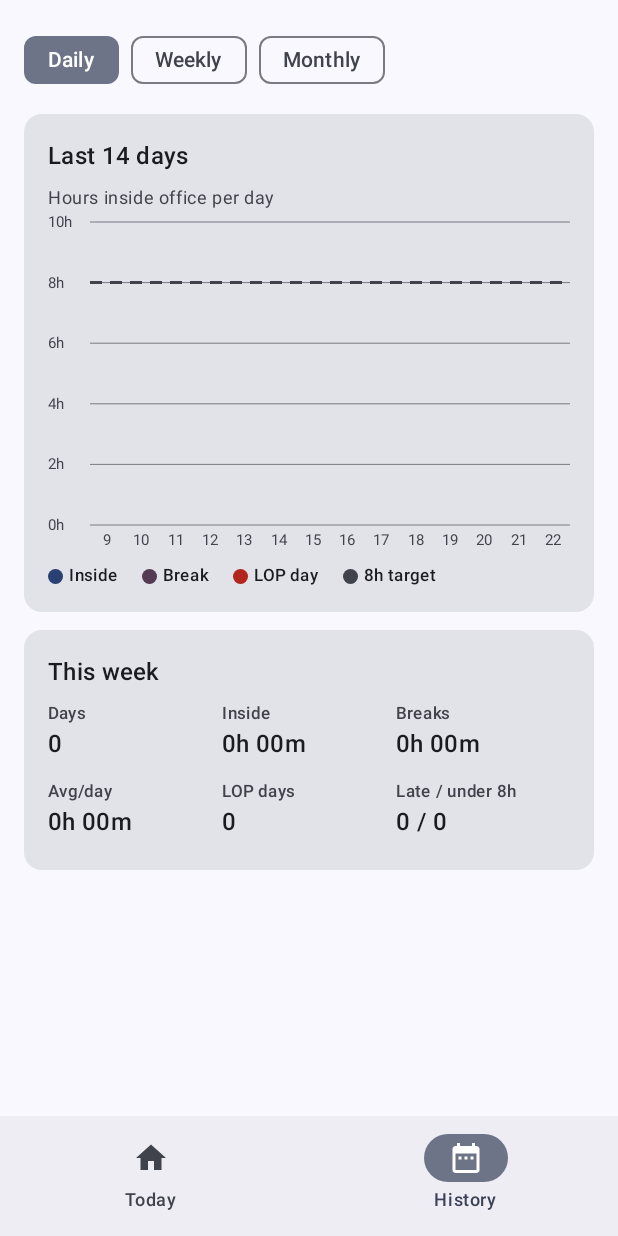
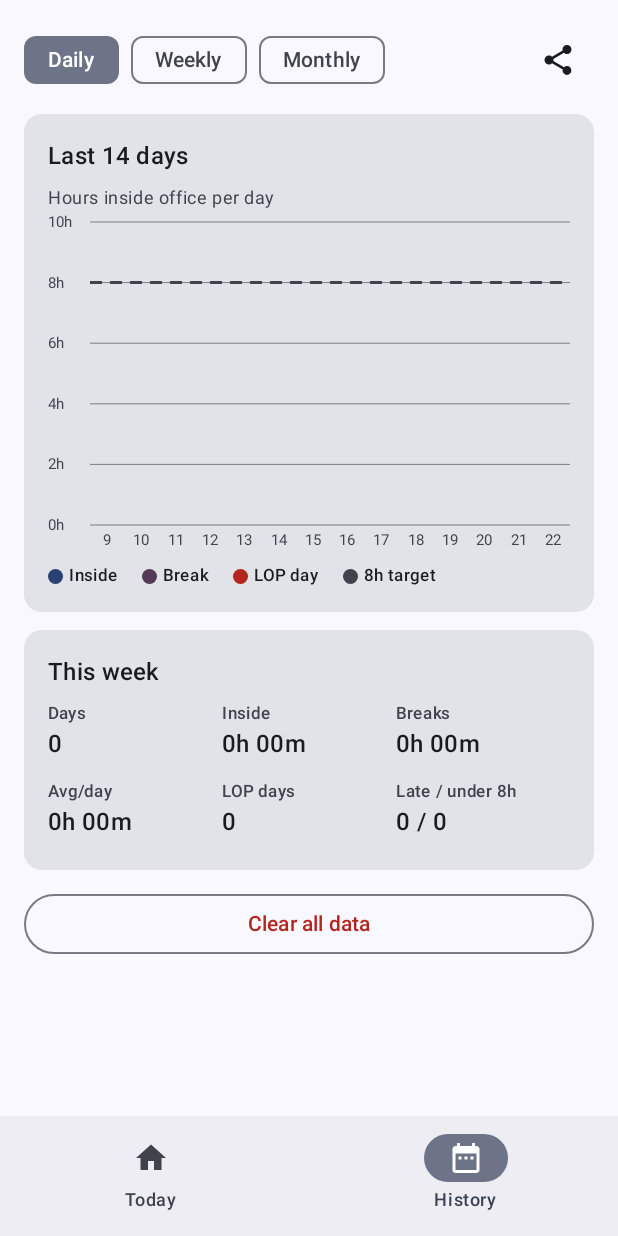
Before and after one commit to gkgsiva/tracker, an Android app built with Jetpack Compose: the screen it shows after launch (MainActivity), item 2 of the bottom bar chosen, on a phone screen of 412 x 824 dp. Run offline under Robolectric (Android 15) with nearby library versions, the phone set to English and light mode, and no system bars; our stand-ins replace Room's generated code.

Commit message:
Add WFH days, clear all data and shareable reports
A day can be marked work-from-home: only the first login and last logout
count, no breaks, same LOP rules (new days table, DB v3 migration).
History gets a confirmed Clear all data button. A share icon on Today
and History sends a plain-text report for the day, week or month.

Co-Authored-By: Claude Opus 5.5 (1M context) <noreply@anthropic.com>
Claude-Session: https://claude.ai/code/session_01Lp136no5xCLgL2Nuw7NZEz

```diff
--- a/app/src/main/java/com/gkgsiva/tracker/data/AppDatabase.kt
+++ b/app/src/main/java/com/gkgsiva/tracker/data/AppDatabase.kt
@@ -7,7 +7,7 @@ import androidx.room.RoomDatabase
 import androidx.room.migration.Migration
 import androidx.sqlite.db.SupportSQLiteDatabase
 
-@Database(entities = [PunchEntity::class], version = 2)
+@Database(entities = [PunchEntity::class, DayEntity::class], version = 3)
 abstract class AppDatabase : RoomDatabase() {
     abstract fun punchDao(): PunchDao
 
@@ -18,11 +18,19 @@ abstract class AppDatabase : RoomDatabase() {
             }
         }
 
+        private val MIGRATION_2_3 = object : Migration(2, 3) {
+            override fun migrate(db: SupportSQLiteDatabase) {
+                db.execSQL(
+                    "CREATE TABLE IF NOT EXISTS days (epochDay INTEGER NOT NULL, isWfh INTEGER NOT NULL, PRIMARY KEY(epochDay))"
+                )
+            }
+        }
+
         @Volatile private var instance: AppDatabase? = null
 
         fun get(context: Context): AppDatabase = instance ?: synchronized(this) {
             instance ?: Room.databaseBuilder(context.applicationContext, AppDatabase::class.java, "tracker.db")
-                .addMigrations(MIGRATION_1_2)
+                .addMigrations(MIGRATION_1_2, MIGRATION_2_3)
                 .build()
                 .also { instance = it }
         }
--- a/app/src/main/java/com/gkgsiva/tracker/data/PunchDao.kt
+++ b/app/src/main/java/com/gkgsiva/tracker/data/PunchDao.kt
@@ -3,6 +3,7 @@ package com.gkgsiva.tracker.data
 import androidx.room.Dao
 import androidx.room.Delete
 import androidx.room.Insert
+import androidx.room.OnConflictStrategy
 import androidx.room.Query
 import androidx.room.Update
 import kotlinx.coroutines.flow.Flow
@@ -20,4 +21,16 @@ interface PunchDao {
 
     @Delete
     suspend fun delete(punch: PunchEntity)
+
+    @Query("SELECT epochDay FROM days WHERE isWfh = 1")
+    fun observeWfhDays(): Flow<List<Long>>
+
+    @Insert(onConflict = OnConflictStrategy.REPLACE)
+    suspend fun upsertDay(day: DayEntity)
+
+    @Query("DELETE FROM punches")
+    suspend fun deleteAllPunches()
+
+    @Query("DELETE FROM days")
+    suspend fun deleteAllDays()
 }
--- a/app/src/main/java/com/gkgsiva/tracker/domain/DayCalculator.kt
+++ b/app/src/main/java/com/gkgsiva/tracker/domain/DayCalculator.kt
@@ -31,6 +31,8 @@ data class DaySummary(
     /** Latest time to come back from the current break without exceeding the allowance. */
     val returnBy: LocalTime?,
     val rules: Rules,
+    /** Work-from-home day: only first login and last logout count, no breaks. */
+    val wfh: Boolean = false,
 ) {
     val worked: Boolean get() = firstIn != null
     val targetMet: Boolean get() = inside >= rules.requiredInside
@@ -62,8 +64,16 @@ object DayCalculator {
      * A day starts with the first check-in. Each check-out followed by a check-in is a break.
      * On today, a trailing break check-out is an ongoing break and a logout ends the day. On past
      * days any trailing check-out counts as leaving.
+     *
+     * On a [wfh] day only the first login and the last check-out are used, so there are no breaks.
      */
-    fun summarize(date: LocalDate, punches: List<Punch>, now: LocalTime?, rules: Rules = Rules()): DaySummary {
+    fun summarize(
+        date: LocalDate,
+        punches: List<Punch>,
+        now: LocalTime?,
+        rules: Rules = Rules(),
+        wfh: Boolean = false,
+    ): DaySummary {
         var inside = Duration.ZERO
         var breaks = Duration.ZERO
         var breakCount = 0
@@ -73,7 +83,7 @@ object DayCalculator {
         var outSince: LocalTime? = null
         var loggedOut = false
 
-        for (p in punches.sortedBy { it.time }) {
+        for (p in if (wfh) wfhPunches(punches) else punches.sortedBy { it.time }) {
             if (p.isIn) {
                 if (inSince != null) continue
                 if (firstIn == null) {
@@ -130,6 +140,16 @@ object DayCalculator {
             expectedLeave = expectedLeave,
             returnBy = returnBy,
             rules = rules,
+            wfh = wfh,
         )
     }
+
+    private fun wfhPunches(punches: List<Punch>): List<Punch> {
+        val sorted = punches.sortedBy { it.time }
+        val login = sorted.firstOrNull { it.isIn } ?: return emptyList()
+        val logout = sorted.lastOrNull { !it.isIn && it.time >= login.time }
+            // Logging in again after logging out means the day is still running.
+            ?.takeIf { out -> sorted.none { it.isIn && it.time > out.time } }
+        return listOfNotNull(login, logout?.copy(isLogout = true))
+    }
 }
--- a/app/src/main/java/com/gkgsiva/tracker/domain/Periods.kt
+++ b/app/src/main/java/com/gkgsiva/tracker/domain/Periods.kt
@@ -16,6 +16,7 @@ data class PeriodSummary(
     val lateDays: Int,
     val shortDays: Int,
     val lopDays: Int,
+    val wfhDays: Int,
 ) {
     val avgInside: Duration get() = if (daysWorked == 0) Duration.ZERO else totalInside.dividedBy(daysWorked.toLong())
     val avgBreaks: Duration get() = if (daysWorked == 0) Duration.ZERO else totalBreaks.dividedBy(daysWorked.toLong())
@@ -54,6 +55,7 @@ object Periods {
             lateDays = inRange.count { it.lateArrival },
             shortDays = inRange.count { it.finished && !it.targetMet },
             lopDays = inRange.count { it.lop },
+            wfhDays = inRange.count { it.wfh },
         )
     }
 }
--- a/app/src/main/java/com/gkgsiva/tracker/ui/HistoryScreen.kt
+++ b/app/src/main/java/com/gkgsiva/tracker/ui/HistoryScreen.kt
@@ -5,25 +5,37 @@ import androidx.compose.foundation.layout.Arrangement
 import androidx.compose.foundation.layout.Box
 import androidx.compose.foundation.layout.Column
 import androidx.compose.foundation.layout.Row
+import androidx.compose.foundation.layout.Spacer
 import androidx.compose.foundation.layout.fillMaxWidth
 import androidx.compose.foundation.layout.padding
 import androidx.compose.foundation.layout.size
 import androidx.compose.foundation.rememberScrollState
 import androidx.compose.foundation.shape.CircleShape
 import androidx.compose.foundation.verticalScroll
+import androidx.compose.material.icons.Icons
+import androidx.compose.material.icons.filled.Share
+import androidx.compose.material3.AlertDialog
+import androidx.compose.material3.ButtonDefaults
 import androidx.compose.material3.Card
+import androidx.compose.material3.Icon
+import androidx.compose.material3.IconButton
 import androidx.compose.material3.FilterChip
 import androidx.compose.material3.HorizontalDivider
 import androidx.compose.material3.MaterialTheme
+import androidx.compose.material3.OutlinedButton
 import androidx.compose.material3.Text
+import androidx.compose.material3.TextButton
 import androidx.compose.runtime.Composable
 import androidx.compose.runtime.getValue
 import androidx.compose.runtime.mutableIntStateOf
+import androidx.compose.runtime.mutableStateOf
+import androidx.compose.runtime.remember
 import androidx.compose.runtime.saveable.rememberSaveable
 import androidx.compose.runtime.setValue
 import androidx.compose.ui.Alignment
 import androidx.compose.ui.Modifier
 import androidx.compose.ui.graphics.Color
+import androidx.compose.ui.platform.LocalContext
 import androidx.compose.ui.text.font.FontWeight
 import androidx.compose.ui.unit.dp
 import com.gkgsiva.tracker.data.PunchEntity
@@ -46,10 +58,17 @@ private const val WEEKS_SHOWN = 8
 private const val MONTHS_SHOWN = 6
 
 @Composable
-fun HistoryScreen(punchesByDay: Map<LocalDate, List<PunchEntity>>) {
+fun HistoryScreen(
+    punchesByDay: Map<LocalDate, List<PunchEntity>>,
+    wfhDays: Set<LocalDate>,
+    onClearAll: () -> Unit,
+) {
     val now by rememberNow()
     val today = now.toLocalDate()
-    val summaries = summarizeAll(punchesByDay, now)
+    val summaries = summarizeAll(punchesByDay, wfhDays, now)
+    var confirmClear by remember { mutableStateOf(false) }
+    var sharing by remember { mutableStateOf(false) }
+    val context = LocalContext.current
     var range by rememberSaveable { mutableIntStateOf(0) }
     val selected = Range.entries[range]
 
@@ -57,9 +76,13 @@ fun HistoryScreen(punchesByDay: Map<LocalDate, List<PunchEntity>>) {
         Modifier.verticalScroll(rememberScrollState()).padding(16.dp),
         verticalArrangement = Arrangement.spacedBy(12.dp),
     ) {
-        Row(horizontalArrangement = Arrangement.spacedBy(8.dp)) {
+        Row(horizontalArrangement = Arrangement.spacedBy(8.dp), verticalAlignment = Alignment.CenterVertically) {
             Range.entries.forEach { r ->
                 FilterChip(selected = r == selected, onClick = { range = r.ordinal }, label = { Text(r.label) })
+            }
+            Spacer(Modifier.weight(1f))
+            IconButton(onClick = { sharing = true }) {
+                Icon(Icons.Filled.Share, contentDescription = "Share report")
             }
         }
 
@@ -76,6 +99,49 @@ fun HistoryScreen(punchesByDay: Map<LocalDate, List<PunchEntity>>) {
                 rowLabel = { it.start.format(monthRowFormat) },
             )
         }
+
+        OutlinedButton(
+            onClick = { confirmClear = true },
+            modifier = Modifier.fillMaxWidth(),
+            colors = ButtonDefaults.outlinedButtonColors(contentColor = MaterialTheme.colorScheme.error),
+        ) { Text("Clear all data") }
+    }
+
+    if (sharing) {
+        fun share(subject: String, text: String) {
+            shareText(context, subject, text)
+            sharing = false
+        }
+        AlertDialog(
+            onDismissRequest = { sharing = false },
+            title = { Text("Share report") },
+            text = {
+                Column {
+                    TextButton(onClick = {
+                        share("Office report today", Reports.day(summaries[today] ?: summarizeDay(today, emptyList(), now, today in wfhDays)))
+                    }) { Text("Today") }
+                    TextButton(onClick = { share("Office report this week", Reports.week(summaries, today)) }) { Text("This week") }
+                    TextButton(onClick = { share("Office report this month", Reports.month(summaries, today)) }) { Text("This month") }
+                }
+            },
+            confirmButton = {},
+            dismissButton = { TextButton(onClick = { sharing = false }) { Text("Cancel") } },
+        )
+    }
+
+    if (confirmClear) {
+        AlertDialog(
+            onDismissRequest = { confirmClear = false },
+            title = { Text("Delete all data?") },
+            text = { Text("This permanently deletes every login, break, logout and WFH day. It can't be undone.") },
+            confirmButton = {
+                TextButton(
+                    onClick = { onClearAll(); confirmClear = false },
+                    colors = ButtonDefaults.textButtonColors(contentColor = MaterialTheme.colorScheme.error),
+                ) { Text("Delete everything") }
+            },
+            dismissButton = { TextButton(onClick = { confirmClear = false }) { Text("Cancel") } },
+        )
     }
 }
 
@@ -127,7 +193,7 @@ private fun PeriodView(
                     Text(rowLabel(p), fontWeight = FontWeight.Medium)
                     Text(
                         if (p.daysWorked == 0) "No days logged"
-                        else "${p.daysWorked} days · ${p.lopDays} LOP · ${p.totalInside.formatHm()} inside · avg ${p.avgInside.formatHm()} · avg break ${p.avgBreaks.formatHm()}",
+                        else "${p.daysWorked} days · ${p.wfhDays} WFH · ${p.lopDays} LOP · ${p.totalInside.formatHm()} inside · avg ${p.avgInside.formatHm()} · avg break ${p.avgBreaks.formatHm()}",
                         style = MaterialTheme.typography.bodySmall,
                         color = MaterialTheme.colorScheme.onSurfaceVariant,
                     )
@@ -198,7 +264,11 @@ private fun DayRow(s: DaySummary) {
     val flags = s.lopReasons.map { it.shortLabel() }
     Column(Modifier.padding(horizontal = 16.dp, vertical = 10.dp)) {
         Row {
-            Text(s.date.format(dayRowFormat), Modifier.weight(1f), fontWeight = FontWeight.Medium)
+            Text(
+                s.date.format(dayRowFormat) + if (s.wfh) "  · WFH" else "",
+                Modifier.weight(1f),
+                fontWeight = FontWeight.Medium,
+            )
             if (s.lop) {
                 Text("LOP  ", color = MaterialTheme.colorScheme.error, fontWeight = FontWeight.Bold)
             }
@@ -211,7 +281,7 @@ private fun DayRow(s: DaySummary) {
         Text(
             buildString {
                 append("${s.firstIn?.formatClock()} – ${s.lastOut?.formatClock() ?: "…"}")
-                append(" · break ${s.breaks.formatHm()}")
+                if (!s.wfh) append(" · break ${s.breaks.formatHm()}")
                 if (flags.isNotEmpty()) append(" · ${flags.joinToString()}")
             },
             style = MaterialTheme.typography.bodySmall,
--- a/app/src/main/java/com/gkgsiva/tracker/ui/MainActivity.kt
+++ b/app/src/main/java/com/gkgsiva/tracker/ui/MainActivity.kt
@@ -32,6 +32,7 @@ class MainActivity : ComponentActivity() {
             TrackerTheme {
                 val vm: TrackerViewModel = viewModel()
                 val punchesByDay by vm.punchesByDay.collectAsStateWithLifecycle()
+                val wfhDays by vm.wfhDays.collectAsStateWithLifecycle()
                 var tab by rememberSaveable { mutableIntStateOf(0) }
 
                 Scaffold(
@@ -54,8 +55,8 @@ class MainActivity : ComponentActivity() {
                 ) { padding ->
                     Box(Modifier.fillMaxSize().padding(padding)) {
                         when (tab) {
-                            0 -> TodayScreen(punchesByDay, vm)
-                            else -> HistoryScreen(punchesByDay)
+                            0 -> TodayScreen(punchesByDay, wfhDays, vm)
+                            else -> HistoryScreen(punchesByDay, wfhDays, onClearAll = vm::clearAll)
                         }
                     }
                 }
--- a/app/src/main/java/com/gkgsiva/tracker/ui/Summaries.kt
+++ b/app/src/main/java/com/gkgsiva/tracker/ui/Summaries.kt
@@ -6,12 +6,17 @@ import com.gkgsiva.tracker.domain.DaySummary
 import java.time.LocalDate
 import java.time.LocalDateTime
 
-fun summarizeDay(date: LocalDate, punches: List<PunchEntity>, now: LocalDateTime): DaySummary =
+fun summarizeDay(date: LocalDate, punches: List<PunchEntity>, now: LocalDateTime, wfh: Boolean): DaySummary =
     DayCalculator.summarize(
         date = date,
         punches = punches.map { it.toPunch() },
         now = if (date == now.toLocalDate()) now.toLocalTime() else null,
+        wfh = wfh,
     )
 
-fun summarizeAll(punchesByDay: Map<LocalDate, List<PunchEntity>>, now: LocalDateTime): Map<LocalDate, DaySummary> =
-    punchesByDay.mapValues { (date, punches) -> summarizeDay(date, punches, now) }
+fun summarizeAll(
+    punchesByDay: Map<LocalDate, List<PunchEntity>>,
+    wfhDays: Set<LocalDate>,
+    now: LocalDateTime,
+): Map<LocalDate, DaySummary> =
+    punchesByDay.mapValues { (date, punches) -> summarizeDay(date, punches, now, date in wfhDays) }
--- a/app/src/main/java/com/gkgsiva/tracker/ui/TodayScreen.kt
+++ b/app/src/main/java/com/gkgsiva/tracker/ui/TodayScreen.kt
@@ -18,6 +18,7 @@ import androidx.compose.material.icons.automirrored.filled.KeyboardArrowRight
 import androidx.compose.material.icons.filled.Add
 import androidx.compose.material.icons.filled.Delete
 import androidx.compose.material.icons.filled.Edit
+import androidx.compose.material.icons.filled.Share
 import androidx.compose.material3.AlertDialog
 import androidx.compose.material3.Button
 import androidx.compose.material3.ButtonDefaults
@@ -30,6 +31,7 @@ import androidx.compose.material3.Icon
 import androidx.compose.material3.IconButton
 import androidx.compose.material3.MaterialTheme
 import androidx.compose.material3.OutlinedButton
+import androidx.compose.material3.Switch
 import androidx.compose.material3.Text
 import androidx.compose.material3.TextButton
 import androidx.compose.material3.TimePicker
@@ -43,6 +45,7 @@ import androidx.compose.runtime.setValue
 import androidx.compose.ui.Alignment
 import androidx.compose.ui.Modifier
 import androidx.compose.ui.graphics.Color
+import androidx.compose.ui.platform.LocalContext
 import androidx.compose.ui.text.font.FontFamily
 import androidx.compose.ui.text.font.FontWeight
 import androidx.compose.ui.unit.dp
@@ -76,14 +79,16 @@ private fun PunchEntity.label(isFirst: Boolean): String = when (kind) {
 }
 
 @Composable
-fun TodayScreen(punchesByDay: Map<LocalDate, List<PunchEntity>>, vm: TrackerViewModel) {
+fun TodayScreen(punchesByDay: Map<LocalDate, List<PunchEntity>>, wfhDays: Set<LocalDate>, vm: TrackerViewModel) {
     val now by rememberNow()
     val today = now.toLocalDate()
     var selectedEpochDay by rememberSaveable { mutableStateOf(today.toEpochDay()) }
     val date = LocalDate.ofEpochDay(selectedEpochDay)
     val isToday = date == today
     val punches = punchesByDay[date].orEmpty().sortedBy { it.secondOfDay }
-    val summary = summarizeDay(date, punches, now)
+    val context = LocalContext.current
+    val wfh = date in wfhDays
+    val summary = summarizeDay(date, punches, now, wfh)
 
     var editing by remember { mutableStateOf<PunchEntity?>(null) }
     var adding by remember { mutableStateOf(false) }
@@ -112,6 +117,9 @@ fun TodayScreen(punchesByDay: Map<LocalDate, List<PunchEntity>>, vm: TrackerView
             if (!isToday) {
                 TextButton(onClick = { selectedEpochDay = today.toEpochDay() }) { Text("Today") }
             }
+            IconButton(onClick = { shareText(context, "Office report ${date.format(dateFormat)}", Reports.day(summary)) }) {
+                Icon(Icons.Filled.Share, contentDescription = "Share report")
+            }
             IconButton(onClick = { selectedEpochDay++ }, enabled = !isToday) {
                 Icon(Icons.AutoMirrored.Filled.KeyboardArrowRight, contentDescription = "Next day")
             }
@@ -119,9 +127,24 @@ fun TodayScreen(punchesByDay: Map<LocalDate, List<PunchEntity>>, vm: TrackerView
 
         StatusCard(summary, live = isToday)
 
+        Card(Modifier.fillMaxWidth()) {
+            Row(Modifier.padding(horizontal = 16.dp, vertical = 8.dp), verticalAlignment = Alignment.CenterVertically) {
+                Column(Modifier.weight(1f)) {
+                    Text("Work from home", style = MaterialTheme.typography.titleSmall)
+                    Text(
+                        "Only first login and last logout count",
+                        style = MaterialTheme.typography.bodySmall,
+                        color = MaterialTheme.colorScheme.onSurfaceVariant,
+                    )
+                }
+                Switch(checked = wfh, onCheckedChange = { vm.setWfh(date, it) })
+            }
+        }
+
         if (isToday) {
             ActionButtons(
                 status = summary.status,
+                wfh = wfh,
                 onLogin = { vm.punchNow(isIn = true) },
                 onBreakStart = { vm.punchNow(isIn = false) },
                 onBreakEnd = { vm.punchNow(isIn = true) },
@@ -133,13 +156,15 @@ fun TodayScreen(punchesByDay: Map<LocalDate, List<PunchEntity>>, vm: TrackerView
         LopCard(summary)
 
         Row(horizontalArrangement = Arrangement.spacedBy(8.dp)) {
-            StatTile("Inside", summary.inside.formatHm(), Modifier.weight(1f))
+            StatTile(if (wfh) "Worked" else "Inside", summary.inside.formatHm(), Modifier.weight(1f))
+            if (!wfh) {
                 StatTile(
                     "Break",
                     summary.breaks.formatHm(),
                     Modifier.weight(1f),
                     sub = if (summary.breakExceeded) "${summary.breakLeft.negated().formatHm()} over 1h" else "${summary.breakLeft.formatHm()} of 1h left",
                 )
+            }
             StatTile("To go", summary.remaining.formatHm(), Modifier.weight(1f), sub = "of 8h")
         }
 
@@ -177,9 +202,10 @@ fun TodayScreen(punchesByDay: Map<LocalDate, List<PunchEntity>>, vm: TrackerView
             initialTime = if (isToday) now.toLocalTime() else LocalTime.of(9, 0),
             initialKind = when {
                 last == null || !last.isIn -> EntryKind.IN
-                isToday -> EntryKind.BREAK
+                isToday && !wfh -> EntryKind.BREAK
                 else -> EntryKind.LOGOUT
             },
+            wfh = wfh,
             onDismiss = { adding = false },
             onConfirm = { time, kind -> vm.add(date, time, kind.isIn, kind.isLogout); adding = false },
         )
@@ -198,6 +224,7 @@ fun TodayScreen(punchesByDay: Map<LocalDate, List<PunchEntity>>, vm: TrackerView
             title = "Edit entry",
             initialTime = p.time,
             initialKind = p.kind,
+            wfh = wfh,
             onDismiss = { editing = null },
             onConfirm = { time, kind -> vm.update(p, time, kind.isIn, kind.isLogout); editing = null },
         )
@@ -227,6 +254,7 @@ fun TodayScreen(punchesByDay: Map<LocalDate, List<PunchEntity>>, vm: TrackerView
 @Composable
 private fun ActionButtons(
     status: DayStatus,
+    wfh: Boolean,
     onLogin: () -> Unit,
     onBreakStart: () -> Unit,
     onBreakEnd: () -> Unit,
@@ -242,7 +270,11 @@ private fun ActionButtons(
         DayStatus.NOT_STARTED -> Button(onClick = onLogin, modifier = big.fillMaxWidth()) {
             Text("Log in", style = MaterialTheme.typography.titleLarge)
         }
-        DayStatus.INSIDE -> Row(horizontalArrangement = Arrangement.spacedBy(12.dp)) {
+        DayStatus.INSIDE -> if (wfh) {
+            OutlinedButton(onClick = onLogout, modifier = big.fillMaxWidth()) {
+                Text("Log out", style = MaterialTheme.typography.titleLarge)
+            }
+        } else Row(horizontalArrangement = Arrangement.spacedBy(12.dp)) {
             Button(onClick = onBreakStart, modifier = big.weight(1f), colors = tertiary) {
                 Text("Start break", style = MaterialTheme.typography.titleMedium)
             }
@@ -266,7 +298,7 @@ private fun ActionButtons(
 private fun StatusCard(s: DaySummary, live: Boolean) {
     val (label, target) = when (s.status) {
         DayStatus.NOT_STARTED -> (if (live) "Not logged in yet" else "No entries") to MaterialTheme.colorScheme.onSurfaceVariant
-        DayStatus.INSIDE -> "Inside office" to MaterialTheme.colorScheme.primary
+        DayStatus.INSIDE -> (if (s.wfh) "Working from home" else "Inside office") to MaterialTheme.colorScheme.primary
         DayStatus.ON_BREAK -> "On break" to MaterialTheme.colorScheme.tertiary
         DayStatus.DONE -> (if (s.lop) "Logged out · LOP" else "Day complete") to
             (if (s.lop) MaterialTheme.colorScheme.error else MaterialTheme.colorScheme.primary)
@@ -294,7 +326,7 @@ private fun StatusCard(s: DaySummary, live: Boolean) {
                             fontWeight = FontWeight.SemiBold,
                         ),
                     )
-                    Text("inside of 8h", color = MaterialTheme.colorScheme.onSurfaceVariant)
+                    Text(if (s.wfh) "worked of 8h" else "inside of 8h", color = MaterialTheme.colorScheme.onSurfaceVariant)
                     Text(
                         "${(progress * 100).toInt().coerceAtMost(999)}%",
                         style = MaterialTheme.typography.labelLarge,
@@ -354,7 +386,7 @@ private fun DetailsCard(s: DaySummary) {
                 s.firstIn!!.formatClock() + if (s.lateArrival) "  (after ${s.rules.arriveBy.formatClock()})" else "",
                 warn = s.lateArrival,
             )
-            DetailLine("Breaks taken", "${s.breakCount}")
+            if (!s.wfh) DetailLine("Breaks taken", "${s.breakCount}")
             s.returnBy?.let { DetailLine("Back by (to stay within 1h)", it.formatClock()) }
             s.expectedLeave?.let { DetailLine("You can leave at", it.formatClock()) }
             if (s.status == DayStatus.DONE && s.lastOut != null) {
@@ -407,6 +439,7 @@ private fun PunchDialog(
     title: String,
     initialTime: LocalTime,
     initialKind: EntryKind,
+    wfh: Boolean,
     onDismiss: () -> Unit,
     onConfirm: (LocalTime, EntryKind) -> Unit,
 ) {
@@ -418,7 +451,7 @@ private fun PunchDialog(
         text = {
             Column(horizontalAlignment = Alignment.CenterHorizontally) {
                 Row(horizontalArrangement = Arrangement.spacedBy(6.dp)) {
-                    EntryKind.entries.forEach { k ->
+                    EntryKind.entries.filter { !wfh || it != EntryKind.BREAK }.forEach { k ->
                         FilterChip(
                             selected = kind == k,
                             onClick = { kind = k },
--- a/app/src/main/java/com/gkgsiva/tracker/ui/TrackerViewModel.kt
+++ b/app/src/main/java/com/gkgsiva/tracker/ui/TrackerViewModel.kt
@@ -3,7 +3,9 @@ package com.gkgsiva.tracker.ui
 import android.app.Application
 import androidx.lifecycle.AndroidViewModel
 import androidx.lifecycle.viewModelScope
+import androidx.room.withTransaction
 import com.gkgsiva.tracker.data.AppDatabase
+import com.gkgsiva.tracker.data.DayEntity
 import com.gkgsiva.tracker.data.PunchEntity
 import kotlinx.coroutines.flow.SharingStarted
 import kotlinx.coroutines.flow.StateFlow
@@ -15,12 +17,29 @@ import java.time.LocalDateTime
 import java.time.LocalTime
 
 class TrackerViewModel(app: Application) : AndroidViewModel(app) {
-    private val dao = AppDatabase.get(app).punchDao()
+    private val db = AppDatabase.get(app)
+    private val dao = db.punchDao()
 
     /** All punches grouped by day. A personal tracker stays small enough to keep in memory. */
     val punchesByDay: StateFlow<Map<LocalDate, List<PunchEntity>>> = dao.observeAll()
         .map { all -> all.groupBy { it.date } }
         .stateIn(viewModelScope, SharingStarted.WhileSubscribed(5_000), emptyMap())
+
+    val wfhDays: StateFlow<Set<LocalDate>> = dao.observeWfhDays()
+        .map { days -> days.map(LocalDate::ofEpochDay).toSet() }
+        .stateIn(viewModelScope, SharingStarted.WhileSubscribed(5_000), emptySet())
+
+    fun setWfh(date: LocalDate, wfh: Boolean) = viewModelScope.launch {
+        dao.upsertDay(DayEntity(date.toEpochDay(), wfh))
+    }
+
+    /** Deletes every entry and day setting. */
+    fun clearAll() = viewModelScope.launch {
+        db.withTransaction {
+            dao.deleteAllPunches()
+            dao.deleteAllDays()
+        }
+    }
 
     /** Records a login/break end (isIn), break start or logout right now. */
     fun punchNow(isIn: Boolean, isLogout: Boolean = false) {
```
Also changed, not shown: app/src/main/java/com/gkgsiva/tracker/data/DayEntity.kt (added, +11 -0 lines), app/src/main/java/com/gkgsiva/tracker/ui/Reports.kt (added, +61 -0 lines), app/src/main/java/com/gkgsiva/tracker/ui/Share.kt (added, +14 -0 lines), 2 other files. Lines whose indentation alone changed are shown as unchanged.
